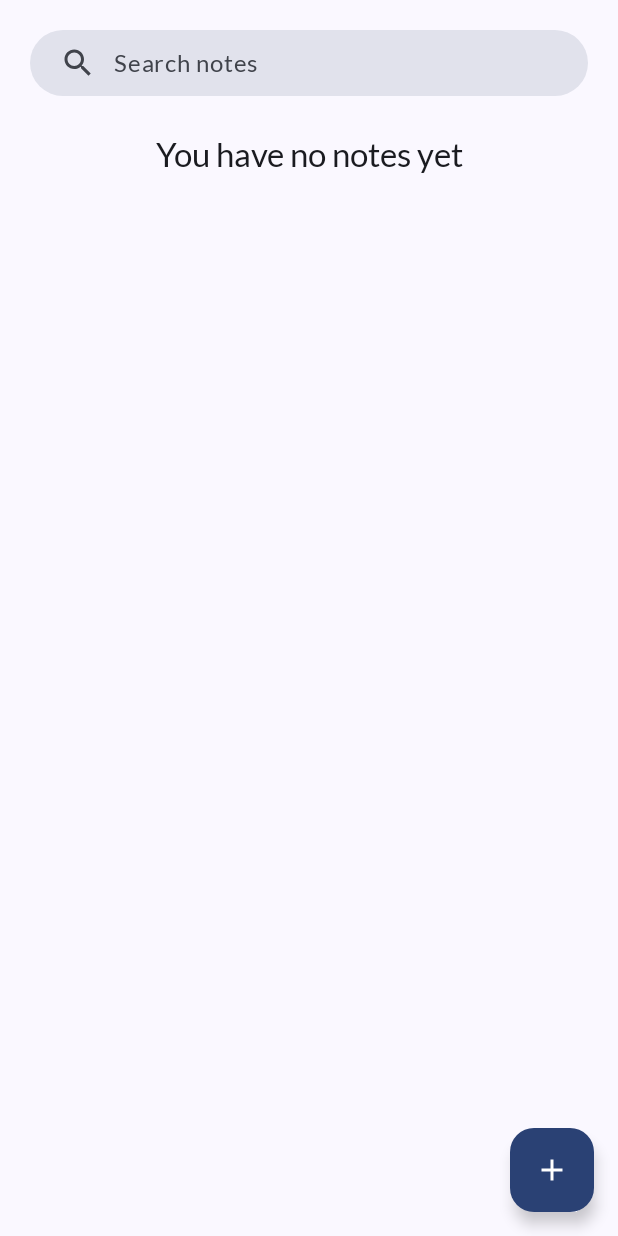
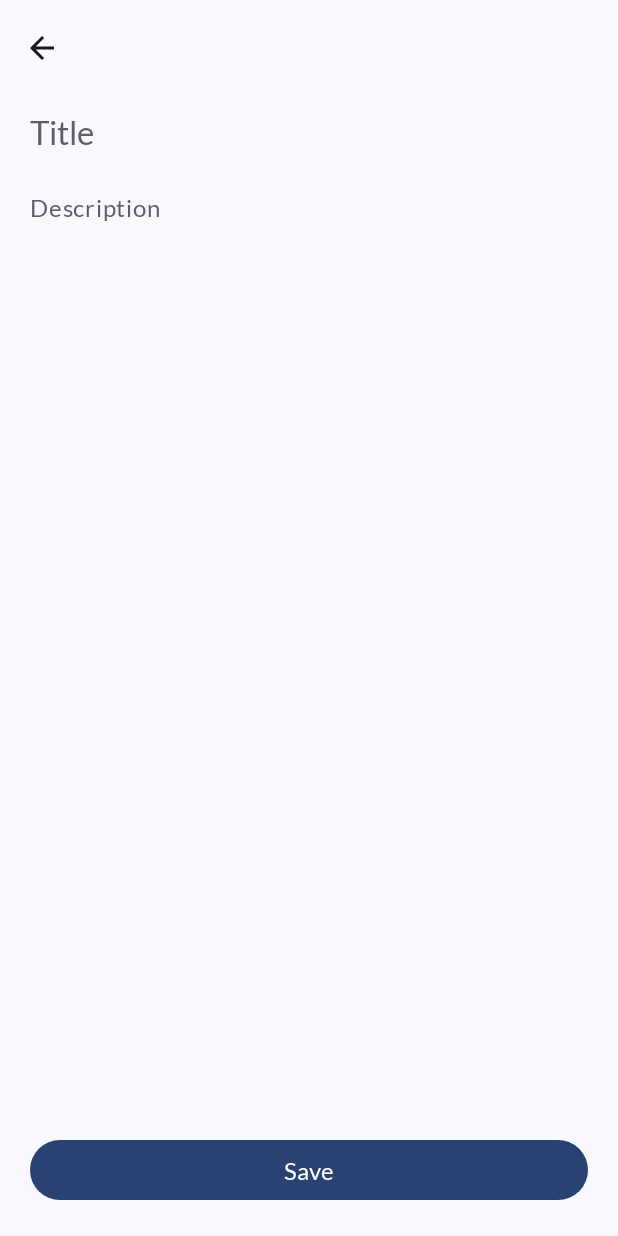
Before and after one commit to ajailani4/tonotes, an Android app built with Jetpack Compose: the screen it shows after launch (MainActivity), after a tap on "Plus icon", on a phone screen of 412 x 824 dp. Run offline under Robolectric (Android 15) with nearby library versions, the phone set to English and light mode, and no system bars; our stand-ins replace Dagger/Hilt's generated code, Room's generated code.

Commit message:
Add AddEditNote screen UI

```diff
--- a/app/src/main/java/com/tonotes/app/MainActivity.kt
+++ b/app/src/main/java/com/tonotes/app/MainActivity.kt
@@ -37,9 +37,3 @@ fun Content() {
 
     Navigation(navController = navController)
 }
-
-@Preview(showBackground = true)
-@Composable
-fun DefaultPreview() {
-
-}
--- a/app/src/main/java/com/tonotes/app/ui/Navigation.kt
+++ b/app/src/main/java/com/tonotes/app/ui/Navigation.kt
@@ -6,7 +6,8 @@ import androidx.navigation.NavType
 import androidx.navigation.compose.NavHost
 import androidx.navigation.compose.composable
 import androidx.navigation.navArgument
-import com.tonotes.core.Constants
+import com.tonotes.core.Constants.NavArgument.NOTE_ID
+import com.tonotes.note_ui.add_edit_note.AddEditNoteScreen
 import com.tonotes.note_ui.home.HomeScreen
 import com.tonotes.note_ui.note_detail.NoteDetailScreen
 
@@ -16,23 +17,37 @@ fun Navigation(navController: NavHostController) {
         composable(route = Screen.HomeScreen.route) {
             HomeScreen(
                 onNavigateToNoteDetail = { id ->
-                    navController.navigate(Screen.NoteDetailScreen.route + "?${Constants.NOTE_ID}=$id")
+                    navController.navigate(Screen.NoteDetailScreen.route + "/$id")
+                },
+                onNavigateToAddOrEditNote = { id ->
+                    navController.navigate(Screen.AddEditNoteScreen.route + "/$id")
                 }
             )
         }
 
         composable(
-            route = Screen.NoteDetailScreen.route + "?${Constants.NOTE_ID}={${Constants.NOTE_ID}}",
+            route = Screen.NoteDetailScreen.route + "/{$NOTE_ID}",
             arguments = listOf(
-                navArgument(Constants.NOTE_ID) {
+                navArgument(NOTE_ID) {
                     type = NavType.IntType
                 }
             )
         ) {
             NoteDetailScreen(
-                onNavigateUp = {
-                    navController.navigateUp()
+                onNavigateUp = { navController.navigateUp() }
+            )
+        }
+
+        composable(
+            route = Screen.AddEditNoteScreen.route + "/{$NOTE_ID}",
+            arguments = listOf(
+                navArgument(NOTE_ID) {
+                    type = NavType.IntType
                 }
+            )
+        ) {
+            AddEditNoteScreen(
+                onNavigateUp = { navController.navigateUp() }
             )
         }
     }
--- a/app/src/main/java/com/tonotes/app/ui/Screen.kt
+++ b/app/src/main/java/com/tonotes/app/ui/Screen.kt
@@ -2,6 +2,6 @@ package com.tonotes.app.ui
 
 sealed class Screen(val route: String) {
     object HomeScreen : Screen("home_screen")
-
     object NoteDetailScreen : Screen("note_detail_screen")
+    object AddEditNoteScreen : Screen("add_edit_note_screen")
 }
--- a/core/src/main/java/com/tonotes/core/Constants.kt
+++ b/core/src/main/java/com/tonotes/core/Constants.kt
@@ -1,5 +1,7 @@
 package com.tonotes.core
 
-object Constants {
-    const val NOTE_ID = "noteId"
+class Constants {
+    object NavArgument {
+        const val NOTE_ID = "noteId"
+    }
 }
--- a/core/src/main/res/values/strings.xml
+++ b/core/src/main/res/values/strings.xml
@@ -2,4 +2,7 @@
 <resources>
     <string name="search_notes">Search notes</string>
     <string name="no_notes">You have no notes yet</string>
+    <string name="title">Title</string>
+    <string name="description">Description</string>
+    <string name="save">Save</string>
 </resources>
--- /dev/null
+++ b/note/note_ui/src/main/java/com/tonotes/note_ui/add_edit_note/AddEditNoteEvent.kt
@@ -0,0 +1,6 @@
+package com.tonotes.note_ui.add_edit_note
+
+sealed class AddEditNoteEvent {
+    data class OnTitleChanged(val title: String) : AddEditNoteEvent()
+    data class OnDescriptionChanged(val description: String) : AddEditNoteEvent()
+}
--- /dev/null
+++ b/note/note_ui/src/main/java/com/tonotes/note_ui/add_edit_note/AddEditNoteScreen.kt
@@ -0,0 +1,128 @@
+package com.tonotes.note_ui.add_edit_note
+
+import com.tonotes.core.R
+import androidx.compose.foundation.background
+import androidx.compose.foundation.layout.*
+import androidx.compose.foundation.text.BasicTextField
+import androidx.compose.material.icons.Icons
+import androidx.compose.material.icons.filled.ArrowBack
+import androidx.compose.material3.*
+import androidx.compose.runtime.*
+import androidx.compose.ui.Alignment
+import androidx.compose.ui.Modifier
+import androidx.compose.ui.focus.onFocusChanged
+import androidx.compose.ui.graphics.Color
+import androidx.compose.ui.graphics.SolidColor
+import androidx.compose.ui.res.stringResource
+import androidx.compose.ui.unit.dp
+
+@OptIn(ExperimentalMaterial3Api::class)
+@Composable
+fun AddEditNoteScreen(
+    onNavigateUp: () -> Unit
+) {
+    val (title, setTitle) = remember { mutableStateOf("") }
+    val (description, setDescription) = remember { mutableStateOf("") }
+
+    var isTitleFocused by remember { mutableStateOf(false) }
+    var isDescriptionFocused by remember { mutableStateOf(false) }
+
+    val coroutineScope = rememberCoroutineScope()
+    val snackbarHostState = remember { SnackbarHostState() }
+
+    Scaffold(
+        snackbarHost = { SnackbarHost(hostState = snackbarHostState) },
+        topBar = {
+            SmallTopAppBar(
+                title = {},
+                navigationIcon = {
+                    IconButton(onClick = onNavigateUp) {
+                        Icon(
+                            imageVector = Icons.Default.ArrowBack,
+                            contentDescription = "Back icon"
+                        )
+                    }
+                }
+            )
+        }
+    ) { innerPadding ->
+        Box(modifier = Modifier.padding(innerPadding)) {
+            Column(
+                modifier = Modifier
+                    .fillMaxSize()
+                    .padding(top = 10.dp, bottom = 20.dp)
+                    .padding(horizontal = 20.dp)
+            ) {
+                // Title
+                BasicTextField(
+                    modifier = Modifier
+                        .background(color = Color.Transparent)
+                        .fillMaxWidth()
+                        .onFocusChanged { isTitleFocused = it.isFocused },
+                    value = title,
+                    onValueChange = setTitle,
+                    cursorBrush = SolidColor(MaterialTheme.colorScheme.primary),
+                    textStyle = MaterialTheme.typography.titleLarge.copy(
+                        color = MaterialTheme.colorScheme.onBackground
+                    ),
+                    decorationBox = { innerTextField ->
+                        Row(verticalAlignment = Alignment.CenterVertically) {
+                            if (title.isEmpty() && !isTitleFocused) {
+                                Text(
+                                    text = stringResource(id = R.string.title),
+                                    color = MaterialTheme.colorScheme.outline,
+                                    style = MaterialTheme.typography.titleLarge
+                                )
+                            }
+
+                            innerTextField()
+                        }
+                    }
+                )
+                Spacer(modifier = Modifier.height(25.dp))
+
+                // Description
+                BasicTextField(
+                    modifier = Modifier
+                        .background(color = Color.Transparent)
+                        .fillMaxWidth()
+                        .onFocusChanged { isDescriptionFocused = it.isFocused },
+                    value = description,
+                    onValueChange = setDescription,
+                    cursorBrush = SolidColor(MaterialTheme.colorScheme.primary),
+                    textStyle = MaterialTheme.typography.bodyLarge.copy(
+                        color = MaterialTheme.colorScheme.onBackground
+                    ),
+                    decorationBox = { innerTextField ->
+                        Row(verticalAlignment = Alignment.CenterVertically) {
+                            if (description.isEmpty() && !isDescriptionFocused) {
+                                Text(
+                                    text = stringResource(id = R.string.description),
+                                    color = MaterialTheme.colorScheme.outline
+                                )
+                            }
+
+                            innerTextField()
+                        }
+                    }
+                )
+            }
+            Surface(
+                modifier = Modifier.align(Alignment.BottomCenter),
+                color = MaterialTheme.colorScheme.background
+            ) {
+                Button(
+                    modifier = Modifier
+                        .fillMaxWidth()
+                        .padding(20.dp),
+                    onClick = {}
+                ) {
+                    Text(
+                        text = stringResource(id = R.string.save),
+                        style = MaterialTheme.typography.titleMedium
+                    )
+                }
+            }
+        }
+    }
+}
--- a/note/note_ui/src/main/java/com/tonotes/note_ui/home/HomeScreen.kt
+++ b/note/note_ui/src/main/java/com/tonotes/note_ui/home/HomeScreen.kt
@@ -38,7 +38,8 @@ import java.util.*
 @Composable
 fun HomeScreen(
     homeViewModel: HomeViewModel = hiltViewModel(),
-    onNavigateToNoteDetail: (id: Int) -> Unit
+    onNavigateToNoteDetail: (id: Int) -> Unit,
+    onNavigateToAddOrEditNote: (id: Int) -> Unit
 ) {
     val onEvent = homeViewModel::onEvent
     val notesState = homeViewModel.notesState
@@ -55,7 +56,9 @@ fun HomeScreen(
         floatingActionButton = {
             FloatingActionButton(
                 containerColor = MaterialTheme.colorScheme.primary,
-                onClick = {}
+                onClick = {
+                    onNavigateToAddOrEditNote(0)
+                }
             )
                 {
                 Icon(
--- a/note/note_ui/src/main/java/com/tonotes/note_ui/note_detail/NoteDetailScreen.kt
+++ b/note/note_ui/src/main/java/com/tonotes/note_ui/note_detail/NoteDetailScreen.kt
@@ -55,7 +55,8 @@ fun NoteDetailScreen(
             Column(
                 modifier = Modifier
                     .fillMaxWidth()
-                    .padding(top = 10.dp, bottom = 20.dp, start = 20.dp, end = 20.dp)
+                    .padding(top = 10.dp, bottom = 20.dp)
+                    .padding(horizontal = 20.dp)
             ) {
                 when (noteDetailState) {
                     is UIState.Success -> {
--- a/note/note_ui/src/main/java/com/tonotes/note_ui/note_detail/NoteDetailViewModel.kt
+++ b/note/note_ui/src/main/java/com/tonotes/note_ui/note_detail/NoteDetailViewModel.kt
@@ -7,6 +7,7 @@ import androidx.lifecycle.SavedStateHandle
 import androidx.lifecycle.ViewModel
 import androidx.lifecycle.viewModelScope
 import com.tonotes.core.Constants
+import com.tonotes.core.Constants.NavArgument.NOTE_ID
 import com.tonotes.core.Resource
 import com.tonotes.core.UIState
 import com.tonotes.note_domain.model.Note
@@ -31,7 +32,7 @@ class NoteDetailViewModel @Inject constructor(
 
     private fun getNoteDetail() {
         viewModelScope.launch {
-            val resource = getNoteDetailUseCase(savedStateHandle.get<Int>(Constants.NOTE_ID)!!)
+            val resource = getNoteDetailUseCase(savedStateHandle.get<Int>(NOTE_ID)!!)
 
             resource.catch {
                 noteDetailState = UIState.Error(it.localizedMessage)
```
Also changed, not shown: 1 other file.
